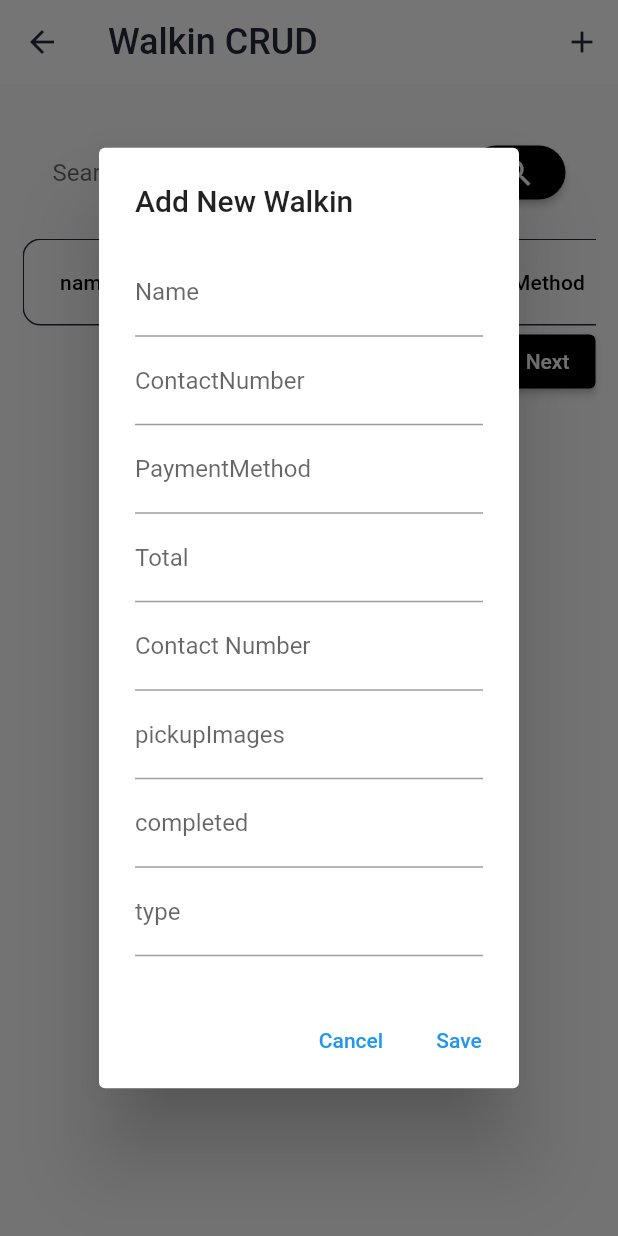
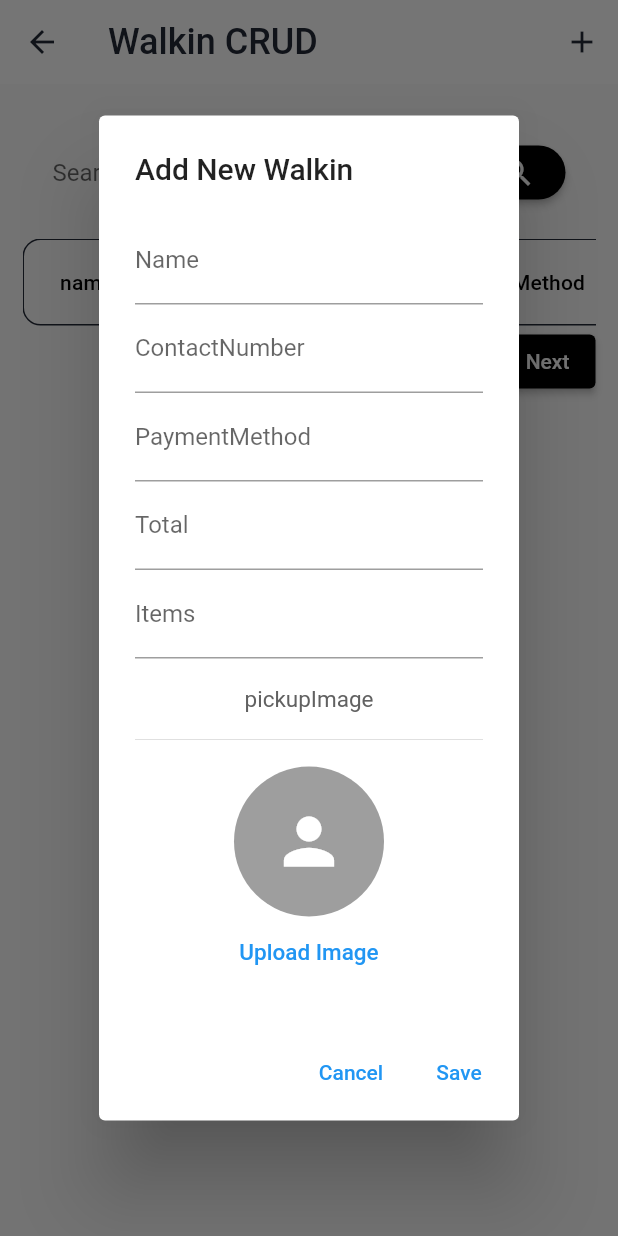
Before and after one commit to mrHeinrichh/J.E-Moral-Admin-Mobile-App, a Flutter app: the walkinPage screen opened by its route, after a tap on the "add" icon, on a phone screen of 412 x 824 dp. Run offline on Flutter 3.47's test engine with Material 2 defaults, Android fonts, the phone set to English and light mode, and no system bars; our stand-ins replace fl_chart, image_picker; network calls fail.

Commit message:
WalkinCRUD-Create with Image Upload

```diff
--- a/lib/views/walkin.page.dart
+++ b/lib/views/walkin.page.dart
@@ -1,6 +1,10 @@
+import 'dart:async';
+import 'dart:io';
+import 'dart:convert';
 import 'package:flutter/material.dart';
 import 'package:http/http.dart' as http;
-import 'dart:convert';
+import 'package:image_picker/image_picker.dart';
+import 'package:http_parser/http_parser.dart';
 
 class walkinPage extends StatefulWidget {
   @override
@@ -8,8 +12,17 @@ class walkinPage extends StatefulWidget {
 }
 
 class _walkinPageState extends State<walkinPage> {
+  File? _image;
+  final _imageStreamController = StreamController<File?>.broadcast();
+
   List<Map<String, dynamic>> walkinDataList = [];
   TextEditingController searchController = TextEditingController();
+
+  @override
+  void dispose() {
+    _imageStreamController.close();
+    super.dispose();
+  }
 
   @override
   void initState() {
@@ -19,6 +32,94 @@ class _walkinPageState extends State<walkinPage> {
 
   int currentPage = 1;
   int limit = 2;
+
+  Future<void> _pickImage() async {
+    final pickedFile =
+        await ImagePicker().pickImage(source: ImageSource.gallery);
+
+    if (pickedFile != null) {
+      final imageFile = File(pickedFile.path);
+      _imageStreamController.sink.add(imageFile);
+      setState(() {
+        _image = imageFile;
+      });
+    }
+  }
+
+  Future<Map<String, dynamic>?> uploadImageToServer(File imageFile) async {
+    try {
+      var request = http.MultipartRequest(
+        'POST',
+        Uri.parse('https://lpg-api-06n8.onrender.com/api/v1/upload/image'),
+      );
+
+      var fileStream = http.ByteStream(Stream.castFrom(imageFile.openRead()));
+      var length = await imageFile.length();
+
+      String fileExtension = imageFile.path.split('.').last.toLowerCase();
+      var contentType = MediaType('image', 'png');
+
+      Map<String, String> imageExtensions = {
+        'png': 'png',
+        'jpg': 'jpeg',
+        'jpeg': 'jpeg',
+        'gif': 'gif',
+      };
+
+      if (imageExtensions.containsKey(fileExtension)) {
+        contentType = MediaType('image', imageExtensions[fileExtension]!);
+      }
+
+      var multipartFile = http.MultipartFile(
+        'image',
+        fileStream,
+        length,
+        filename: 'image.$fileExtension',
+        contentType: contentType,
+      );
+
+      request.files.add(multipartFile);
+
+      var response = await request.send();
+
+      // ...
+
+      if (response.statusCode == 200) {
+        final responseBody = await response.stream.bytesToString();
+        print("Image uploaded successfully: $responseBody");
+
+        // Parse the response JSON
+        final parsedResponse = json.decode(responseBody);
+
+        // Check if 'data' is present in the response
+        if (parsedResponse.containsKey('data')) {
+          final List<dynamic> data = parsedResponse['data'];
+
+          // Check if 'path' is present in the first item of the 'data' array
+          if (data.isNotEmpty && data[0].containsKey('path')) {
+            final imageUrl = data[0]['path'];
+            print("Image URL: $imageUrl");
+
+            return {'url': imageUrl};
+          } else {
+            print("Invalid response format: $parsedResponse");
+            return null;
+          }
+        } else {
+          print("Invalid response format: $parsedResponse");
+          return null;
+        }
+      } else {
+        print("Image upload failed with status code: ${response.statusCode}");
+        final responseBody = await response.stream.bytesToString();
+        print("Response body: $responseBody");
+        return null;
+      }
+    } catch (e) {
+      print("Image upload failed with error: $e");
+      return null;
+    }
+  }
 
   Future<void> fetchData({int page = 1}) async {
     final response = await http.get(
@@ -49,6 +150,18 @@ class _walkinPageState extends State<walkinPage> {
     final url =
         Uri.parse('https://lpg-api-06n8.onrender.com/api/v1/transactions');
     final headers = {'Content-Type': 'application/json'};
+
+    var uploadResponse = await uploadImageToServer(_image!);
+    print("Upload Response: $uploadResponse");
+
+    if (uploadResponse != null) {
+      print("Image URL: ${uploadResponse["url"]}");
+      newWalkin["pickupImages"] = uploadResponse["url"];
+    } else {
+      // Handle the case where image upload fails
+      print("Image upload failed");
+      return;
+    }
 
     final response = await http.post(
       url,
@@ -135,6 +248,7 @@ class _walkinPageState extends State<walkinPage> {
                   decoration: InputDecoration(labelText: 'completed'),
                 ),
                 TextFormField(
+                  initialValue: 'Walkin',
                   controller: typeController,
                   decoration: InputDecoration(labelText: 'type'),
                 ),
@@ -150,19 +264,14 @@ class _walkinPageState extends State<walkinPage> {
             ),
             TextButton(
               onPressed: () async {
-                walkinToEdit['deliveryLocation'] =
-                    walkinToEdit['name'] = nameController.text;
+                walkinToEdit['deliveryLocation'] = " ";
+                walkinToEdit['name'] = nameController.text;
                 walkinToEdit['contactNumber'] = contactNumberController.text;
-
                 walkinToEdit['paymentMethod'] = paymentMethodController.text;
-
                 walkinToEdit['total'] = totalController.text;
                 walkinToEdit['items'] = itemsController.text;
-
                 walkinToEdit['rider'] = riderController.text;
-
                 walkinToEdit['pickupImages'] = pickupImagesController.text;
-
                 walkinToEdit['completed'] = completedController.text;
                 walkinToEdit['type'] = typeController.text;
 
@@ -216,19 +325,12 @@ class _walkinPageState extends State<walkinPage> {
 
   void openAddWalkinDialog() {
     TextEditingController nameController = TextEditingController();
-
     TextEditingController contactNumberController = TextEditingController();
-
     TextEditingController paymentMethodController = TextEditingController();
-
     TextEditingController totalController = TextEditingController();
     TextEditingController itemsController = TextEditingController();
-
     TextEditingController pickupImagesController = TextEditingController();
-
-    TextEditingController completedController = TextEditingController();
-
-    TextEditingController typeController = TextEditingController();
+    final formKey = GlobalKey<FormState>();
 
     showDialog(
       context: context,
@@ -256,23 +358,58 @@ class _walkinPageState extends State<walkinPage> {
                 ),
                 TextFormField(
                   controller: itemsController,
-                  decoration: InputDecoration(labelText: 'Contact Number'),
+                  decoration: InputDecoration(labelText: 'Items'),
                 ),
-                TextFormField(
-                  controller: pickupImagesController,
-                  decoration: InputDecoration(labelText: 'pickupImages'),
+                Text(
+                  "\npickupImage",
+                  style: TextStyle(
+                    fontSize: 15.0,
+                    color: Colors.grey[700],
+                  ),
                 ),
-                TextFormField(
-                  controller: completedController,
-                  decoration: InputDecoration(labelText: 'completed'),
-                ),
-                TextFormField(
-                  controller: typeController,
-                  decoration: InputDecoration(labelText: 'type'),
+                //BREAKKKKKKKKKK
+                StreamBuilder<File?>(
+                  stream: _imageStreamController.stream,
+                  builder: (context, snapshot) {
+                    return Column(
+                      children: [
+                        const SizedBox(height: 10.0),
+                        const Divider(),
+                        const SizedBox(height: 10.0),
+                        snapshot.data == null
+                            ? const CircleAvatar(
+                                radius: 50,
+                                backgroundColor: Colors.grey,
+                                child: Icon(
+                                  Icons.person,
+                                  color: Colors.white,
+                                  size: 50,
+                                ),
+                              )
+                            : CircleAvatar(
+                                radius: 50,
+                                backgroundImage: FileImage(snapshot.data!),
+                              ),
+                        TextButton(
+                          onPressed: () async {
+                            await _pickImage();
+                          },
+                          child: const Text(
+                            "Upload Image",
+                            style: TextStyle(
+                              color: Colors.blue,
+                              fontSize: 15.0,
+                            ),
+                          ),
+                        ),
+                      ],
+                    );
+                  },
                 ),
               ],
             ),
           ),
+          //BREAKKKKKKKKKK
           actions: <Widget>[
             TextButton(
               onPressed: () {
@@ -288,9 +425,9 @@ class _walkinPageState extends State<walkinPage> {
                   "paymentMethod": paymentMethodController.text,
                   "total": totalController.text,
                   "items": itemsController.text,
-                  "pickupImages": pickupImagesController.text,
-                  "completed": completedController.text,
-                  "type": typeController.text,
+                  "pickupImages": "",
+                  "completed": "true",
+                  "type": "Walkin",
                 };
                 addWalkinToAPI(newWalkin);
               },
@@ -362,6 +499,7 @@ class _walkinPageState extends State<walkinPage> {
           ),
         ],
       ),
+      //SEARCH BUTTON
       body: Padding(
         padding: const EdgeInsets.all(15.0),
         child: Column(
@@ -394,6 +532,8 @@ class _walkinPageState extends State<walkinPage> {
                 ],
               ),
             ),
+
+            //DATATABLE
             SingleChildScrollView(
               scrollDirection: Axis.horizontal,
               child: Container(
```
